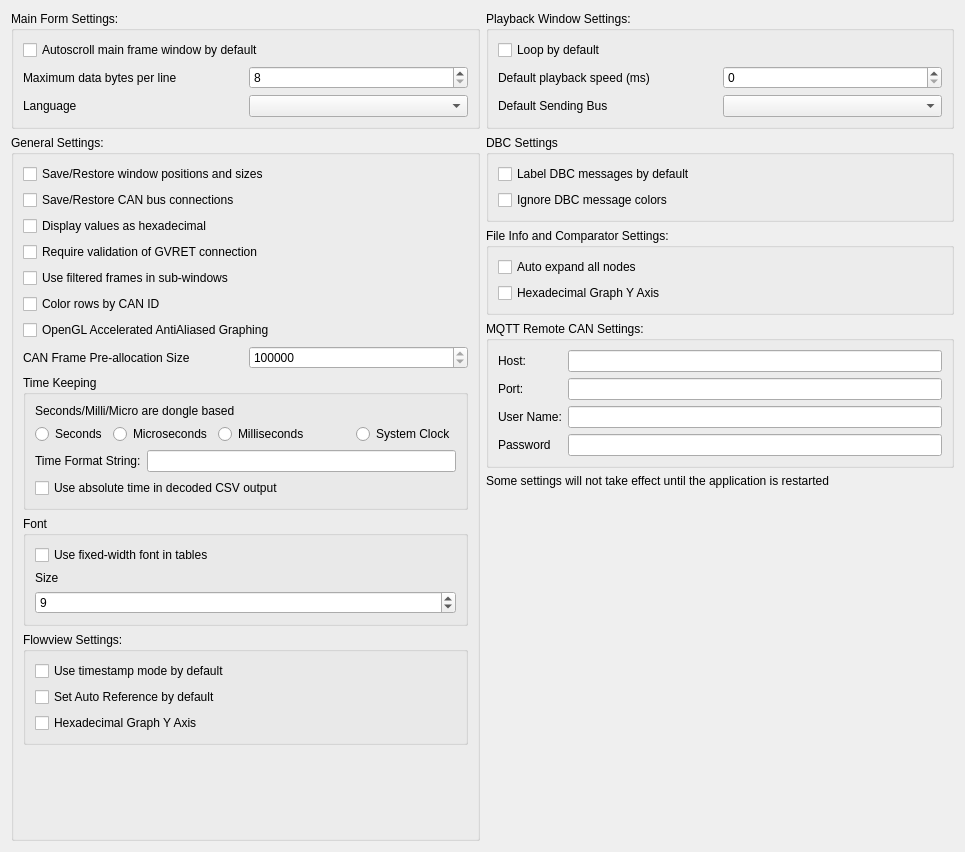
Above: ui/mainsettingsdialog.ui from fasttube/SavvyCAN before the change. Below: the same form after it.
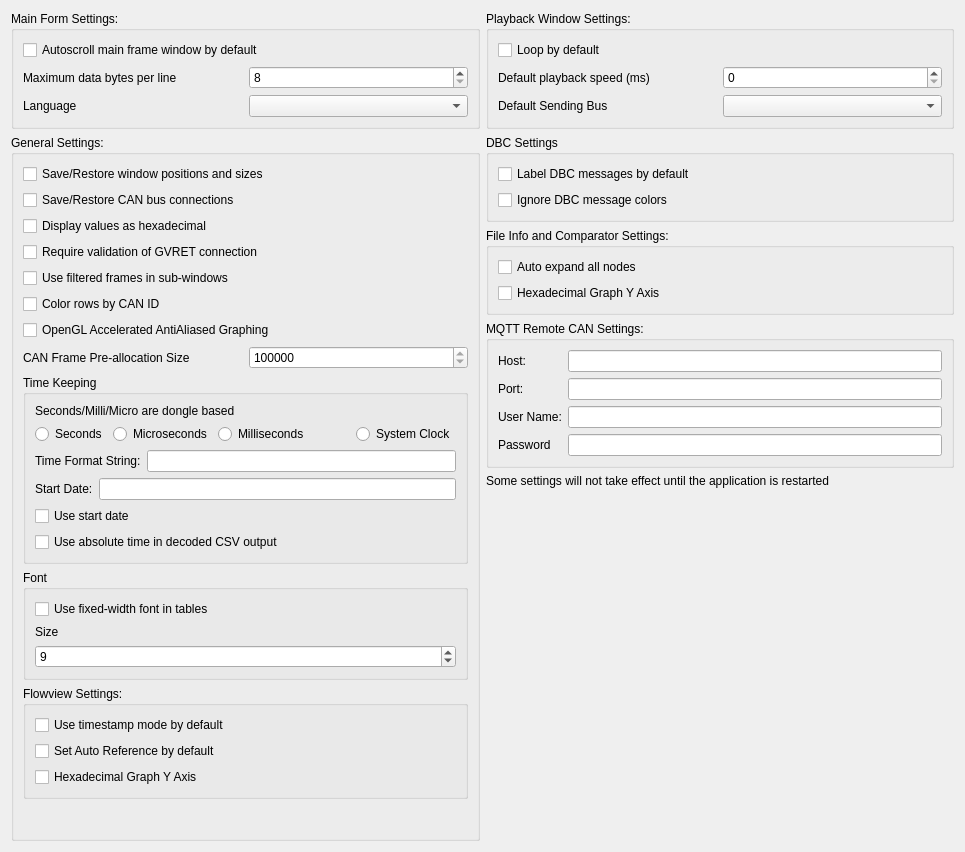
That is the form after the change.

Commit message: add support for start date offset

The edit to the form file:
```diff
--- a/ui/mainsettingsdialog.ui
+++ b/ui/mainsettingsdialog.ui
@@ -230,6 +230,27 @@
              </item>
             </layout>
            </item>
+           <item>
+            <layout class="QHBoxLayout" name="horizontalLayout_8">
+             <item>
+              <widget class="QLabel" name="label_13">
+               <property name="text">
+                <string>Start Date:</string>
+               </property>
+              </widget>
+             </item>
+             <item>
+              <widget class="QLineEdit" name="lineStartDate"/>
+             </item>
+            </layout>
+           </item>
+           <item>
+            <widget class="QCheckBox" name="cbUseStartDate">
+             <property name="text">
+              <string>Use start date</string>
+             </property>
+            </widget>
+           </item>
            <item>
             <widget class="QCheckBox" name="cbCSVAbsTime">
              <property name="text">
```
Left out of the diff: 1 changed line with no effect on the pictures. The commit also changes 5 other files.
